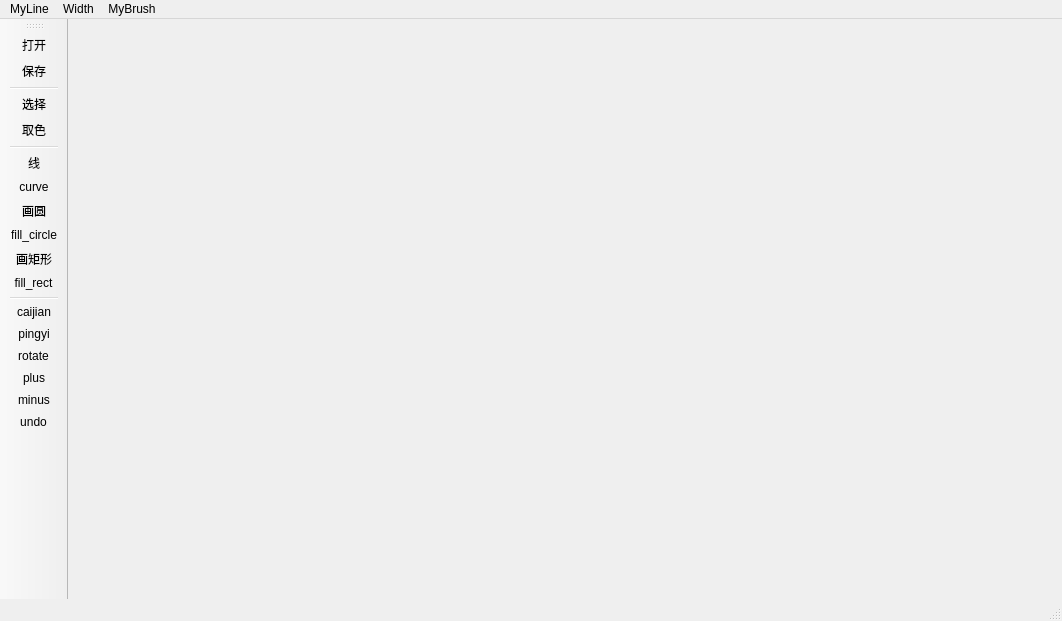
This is mainwin.ui in Julyfan77/final-vcl as Qt 5 draws it before an edit. The edited form follows.
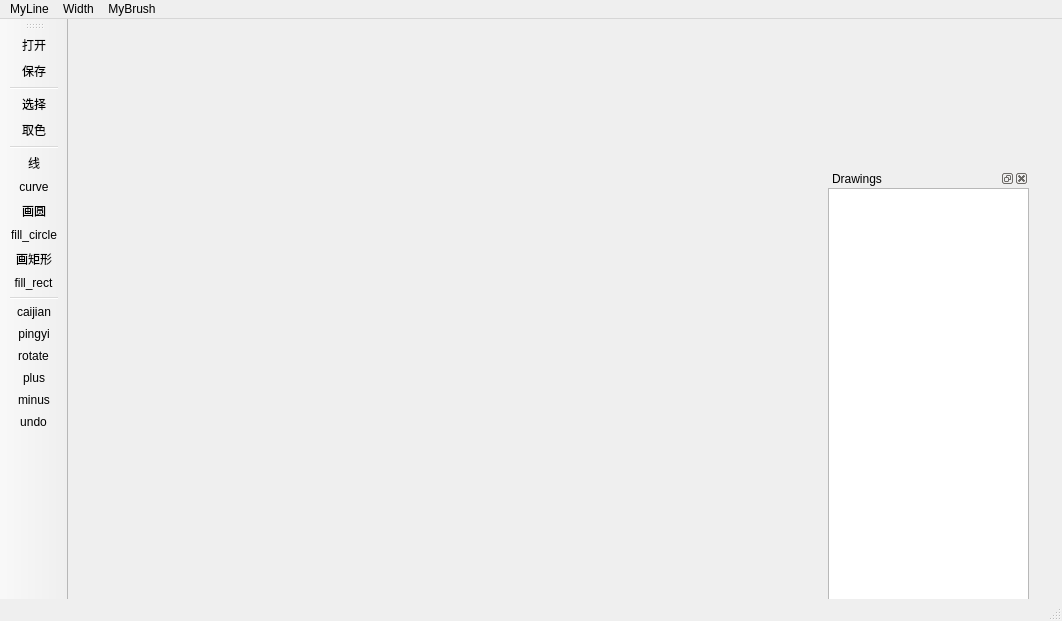
This is the edited form. Icons and pictures are not drawn.

```diff
--- a/mainwin.ui
+++ b/mainwin.ui
@@ -30,12 +30,54 @@
      <rect>
       <x>760</x>
       <y>10</y>
-      <width>71</width>
-      <height>41</height>
+      <width>201</width>
+      <height>51</height>
      </rect>
     </property>
     <layout class="QGridLayout" name="colorboard"/>
    </widget>
+   <widget class="QDockWidget" name="dwgDrawings">
+    <property name="geometry">
+     <rect>
+      <x>760</x>
+      <y>150</y>
+      <width>201</width>
+      <height>431</height>
+     </rect>
+    </property>
+    <property name="allowedAreas">
+     <set>Qt::LeftDockWidgetArea|Qt::RightDockWidgetArea</set>
+    </property>
+    <property name="windowTitle">
+     <string>Drawings</string>
+    </property>
+    <widget class="QWidget" name="wgDrawings">
+     <layout class="QVBoxLayout" name="verticalLayout">
+      <property name="spacing">
+       <number>0</number>
+      </property>
+      <property name="leftMargin">
+       <number>0</number>
+      </property>
+      <property name="topMargin">
+       <number>0</number>
+      </property>
+      <property name="rightMargin">
+       <number>0</number>
+      </property>
+      <property name="bottomMargin">
+       <number>0</number>
+      </property>
+      <item>
+       <widget class="QTreeView" name="trvDrawings">
+        <property name="contextMenuPolicy">
+         <enum>Qt::ActionsContextMenu</enum>
+        </property>
+       </widget>
+      </item>
+     </layout>
+    </widget>
+   </widget>
   </widget>
   <widget class="QMenuBar" name="menubar">
    <property name="geometry">
```
